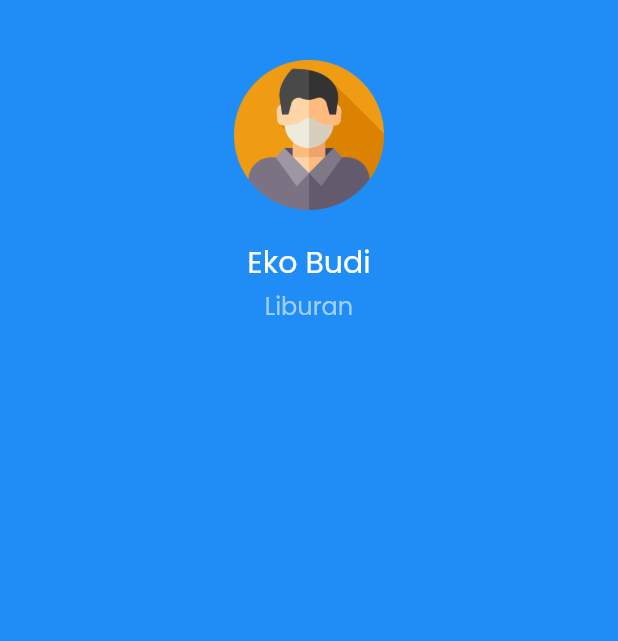
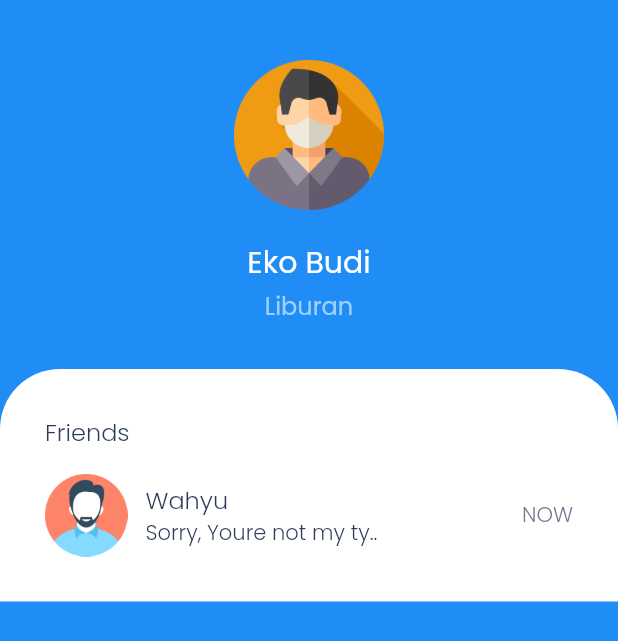
Before and after one commit to ekobudigs/bwa-chaty, a Flutter app: the screen it shows after launch, on a phone screen of 412 x 824 dp. Shown: the top 641 px of the screen. Run offline on Flutter 3.47's test engine with Material 2 defaults, Android fonts, the phone set to English and light mode, and no system bars.

Commit message:
desain menu chat

```diff
--- a/lib/pages/home_page.dart
+++ b/lib/pages/home_page.dart
@@ -31,6 +31,63 @@ class HomePage extends StatelessWidget {
               Text(
                 'Liburan',
                 style: TextStyle(color: lightBlueColor, fontSize: 16),
+              ),
+              SizedBox(
+                height: 30,
+              ),
+              Container(
+                width: double.infinity,
+                padding: EdgeInsets.all(30),
+                decoration: BoxDecoration(
+                  color: whiteColor,
+                  borderRadius: BorderRadius.vertical(
+                    top: Radius.circular(40),
+                  ),
+                ),
+                child: Column(
+                  crossAxisAlignment: CrossAxisAlignment.start,
+                  children: [
+                    Text(
+                      'Friends',
+                      style: titleTextStyle,
+                    ),
+                    SizedBox(
+                      height: 16,
+                    ),
+                    Row(
+                      children: [
+                        Image.asset(
+                          'assets/images/friends1.png',
+                          width: 55,
+                          height: 55,
+                        ),
+                        SizedBox(
+                          width: 12,
+                        ),
+                        Column(
+                          crossAxisAlignment: CrossAxisAlignment.start,
+                          children: [
+                            Text(
+                              'Wahyu',
+                              style: titleTextStyle,
+                            ),
+                            Text(
+                              'Sorry, Youre not my ty..',
+                              style: subtitle.copyWith(
+                                color: blakColor,
+                              ),
+                            )
+                          ],
+                        ),
+                        Spacer(),
+                        Text(
+                          'NOW',
+                          style: subtitle,
+                        )
+                      ],
+                    ),
+                  ],
+                ),
               )
             ],
           ),
--- a/lib/theme.dart
+++ b/lib/theme.dart
@@ -14,6 +14,6 @@ TextStyle titleTextStyle = TextStyle(
 );
 
 TextStyle subtitle = TextStyle(
-  color: greenColor,
+  color: Color(0xff787A91),
   fontWeight: FontWeight.w300,
 );
```
